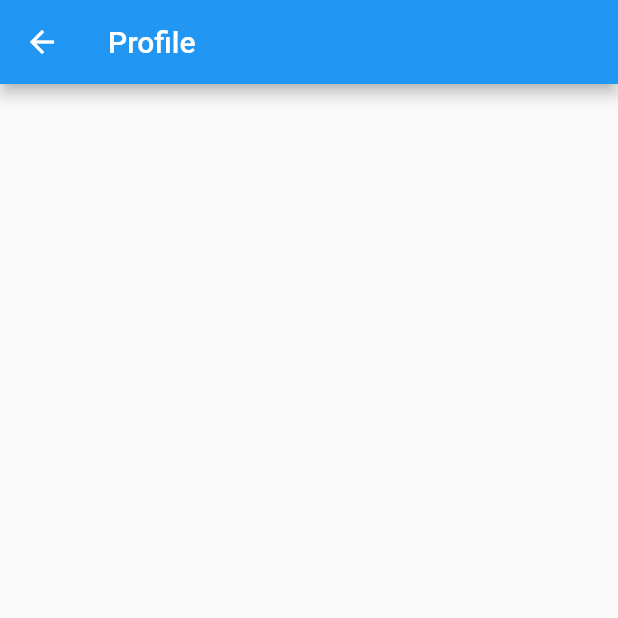
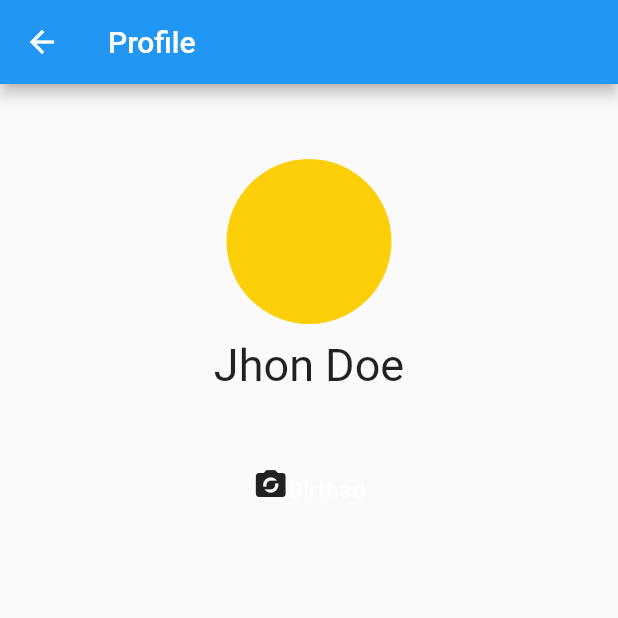
Before and after one commit to bellagithub-cell/ZiCheck, a Flutter app: the EditProfile screen opened directly, on a phone screen of 412 x 824 dp, the top half of it. Run offline on Flutter 3.47's test engine with Material 2 defaults, Android fonts, the phone set to English and light mode, and no system bars.

Commit message:
all_frontend

```diff
--- a/lib/main.dart
+++ b/lib/main.dart
@@ -496,6 +496,34 @@ class EditProfile extends StatelessWidget {
       appBar: AppBar(
         title: Text("Profile"),
       ),
+      body: Column(
+        children: <Widget>[
+          Center(
+            child: Padding(
+              padding: EdgeInsets.fromLTRB(0, 50, 0, 10),
+              child: CircleAvatar(
+                radius: 55,
+                backgroundColor: Color(0xffFDCF09),
+              ),
+            ),
+          ),
+          RichText(
+            text: TextSpan(
+              style: Theme.of(context).textTheme.body1.copyWith(fontSize: 30),
+              text: "Jhon Doe",
+            ),
+          ),
+          Padding(
+            padding: EdgeInsets.fromLTRB(0, 50, 0, 10),
+            child: RichText(
+              text: TextSpan(children: [
+                WidgetSpan(child: Icon(Icons.party_mode)),
+                TextSpan(text: "Birthad")
+              ]),
+            ),
+          )
+        ],
+      ),
     );
     // throw UnimplementedError();
   }
```
